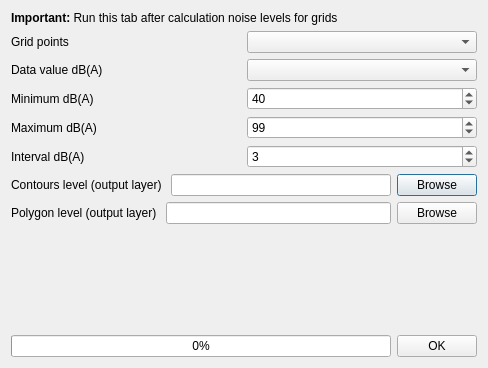
This is tools/ui_CreateGrid.ui in pierluigiderosa/openoise as Qt 5 draws it before an edit. The edited form follows.
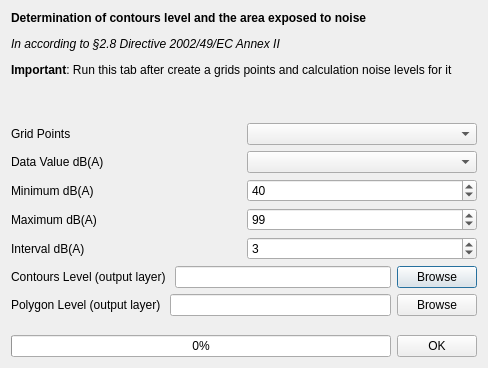
This is the edited form. Custom widgets are drawn as their Qt base class.

```diff
--- a/tools/ui_CreateGrid.ui
+++ b/tools/ui_CreateGrid.ui
@@ -17,7 +17,7 @@
    <item>
     <widget class="QLabel" name="label_14">
      <property name="text">
-      <string>&lt;html&gt;&lt;head/&gt;&lt;body&gt;&lt;p&gt;&lt;span style=&quot; font-weight:600;&quot;&gt;Important: &lt;/span&gt;Run this tab after calculation noise levels for grids&lt;/p&gt;&lt;/body&gt;&lt;/html&gt;</string>
+      <string>&lt;html&gt;&lt;head/&gt;&lt;body&gt;&lt;p&gt;&lt;span style=&quot; font-weight:600;&quot;&gt;Determination of contours level and the area exposed to noise&lt;/span&gt;&lt;/p&gt;&lt;p&gt;&lt;span style=&quot; font-style:italic;&quot;&gt;In according to §2.8 Directive 2002/49/EC Annex II &lt;/span&gt;&lt;/p&gt;&lt;p&gt;&lt;span style=&quot; font-weight:600;&quot;&gt;Important&lt;/span&gt;: Run this tab after create a grids points and calculation noise levels for it&lt;/p&gt;&lt;p&gt;&lt;br/&gt;&lt;/p&gt;&lt;/body&gt;&lt;/html&gt;</string>
      </property>
     </widget>
    </item>
@@ -26,7 +26,7 @@
      <item>
       <widget class="QLabel" name="label_7">
        <property name="text">
-        <string>Grid points</string>
+        <string>Grid Points</string>
        </property>
       </widget>
      </item>
@@ -40,7 +40,7 @@
      <item>
       <widget class="QLabel" name="label_5">
        <property name="text">
-        <string>Data value dB(A)</string>
+        <string>Data Value dB(A)</string>
        </property>
       </widget>
      </item>
@@ -111,7 +111,7 @@
      <item>
       <widget class="QLabel" name="label_9">
        <property name="text">
-        <string>Contours level (output layer) </string>
+        <string>Contours Level (output layer) </string>
        </property>
       </widget>
      </item>
@@ -132,7 +132,7 @@
      <item>
       <widget class="QLabel" name="label_12">
        <property name="text">
-        <string>Polygon level (output layer) </string>
+        <string>Polygon Level (output layer) </string>
        </property>
       </widget>
      </item>
```
